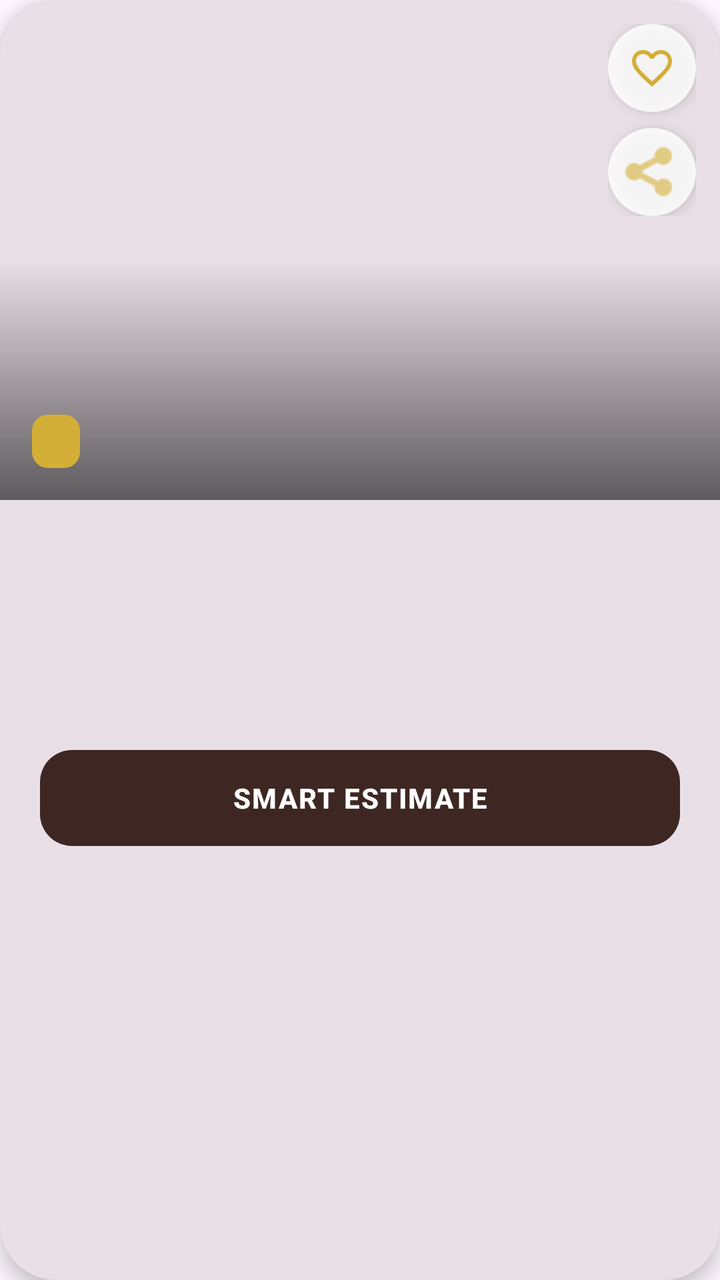
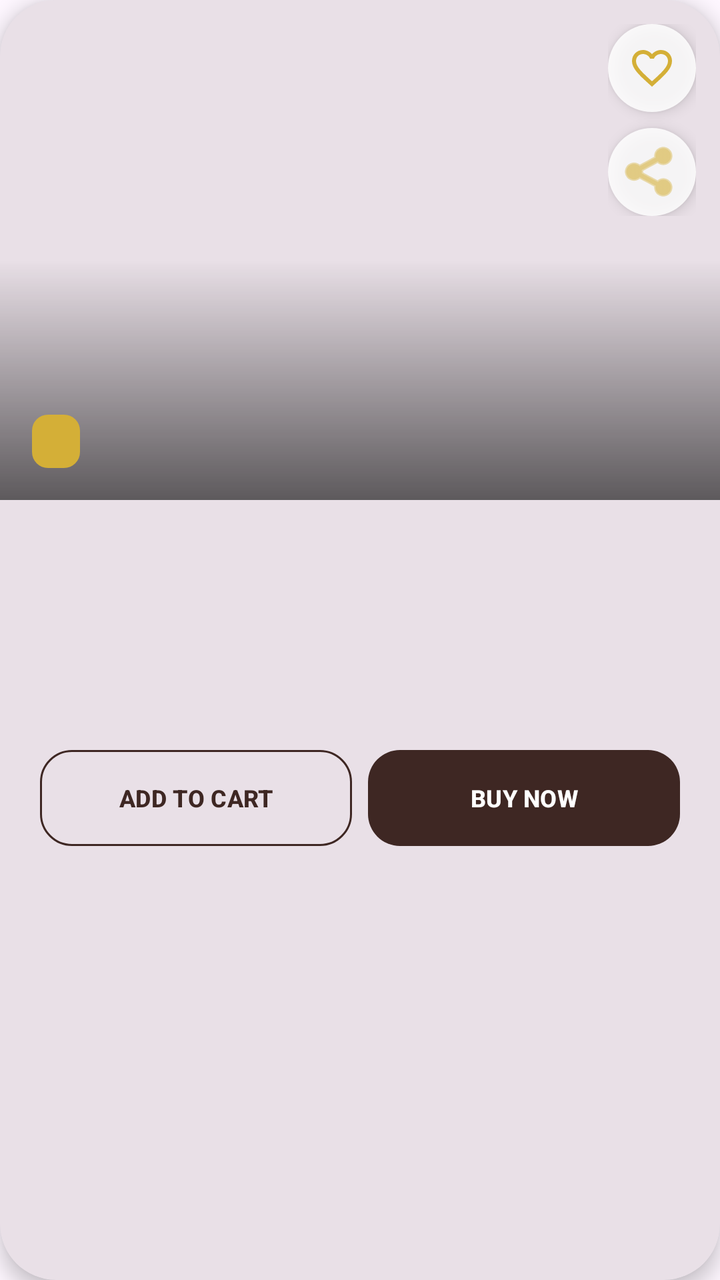

The first picture is an Android layout as it rendered before a commit; the second is the same layout after the commit. The layout source and the unified diff follow.
<!-- AndroidManifest.xml: application theme Theme.KashtaKala -->
<!-- res/layout/item_design.xml -->
<?xml version="1.0" encoding="utf-8"?>
<com.google.android.material.card.MaterialCardView xmlns:android="http://schemas.android.com/apk/res/android"
    xmlns:app="http://schemas.android.com/apk/res-auto"
    android:layout_width="match_parent"
    android:layout_height="wrap_content"
    android:layout_margin="12dp"
    app:cardCornerRadius="28dp"
    app:cardElevation="6dp"
    app:strokeWidth="0dp">

    <LinearLayout
        android:layout_width="match_parent"
        android:layout_height="wrap_content"
        android:orientation="vertical">

        <FrameLayout
            android:layout_width="match_parent"
            android:layout_height="250dp">

            <ImageView
                android:id="@+id/designImage"
                android:layout_width="match_parent"
                android:layout_height="match_parent"
                android:scaleType="centerCrop"
                android:contentDescription="@string/app_name" />

            <View
                android:layout_width="match_parent"
                android:layout_height="120dp"
                android:layout_gravity="bottom"
                android:background="@drawable/bg_gradient_overlay" />

            
            <LinearLayout
                android:layout_width="wrap_content"
                android:layout_height="wrap_content"
                android:layout_gravity="top|start"
                android:layout_margin="16dp"
                android:orientation="vertical">

                <TextView
                    android:id="@+id/newTag"
                    android:layout_width="wrap_content"
                    android:layout_height="wrap_content"
                    android:background="@drawable/bg_tag_primary"
                    android:paddingHorizontal="10dp"
                    android:paddingVertical="4dp"
                    android:text="NEW"
                    android:textColor="@android:color/white"
                    android:textSize="11sp"
                    android:textStyle="bold"
                    android:visibility="gone" />

                <TextView
                    android:id="@+id/trendingTag"
                    android:layout_width="wrap_content"
                    android:layout_height="wrap_content"
                    android:layout_marginTop="4dp"
                    android:background="#E91E63"
                    android:paddingHorizontal="10dp"
                    android:paddingVertical="4dp"
                    android:text="TRENDING"
                    android:textColor="@android:color/white"
                    android:textSize="11sp"
                    android:textStyle="bold"
                    android:visibility="gone" />
            </LinearLayout>

            <LinearLayout
                android:layout_width="wrap_content"
                android:layout_height="wrap_content"
                android:layout_gravity="top|end"
                android:layout_margin="12dp"
                android:orientation="vertical">

                <ImageButton
                    android:id="@+id/favoriteButton"
                    android:layout_width="44dp"
                    android:layout_height="44dp"
                    android:background="@drawable/bg_circle_white"
                    android:elevation="4dp"
                    android:src="@drawable/ic_favorite_border"
                    app:tint="@color/primary_gold" />

                <ImageButton
                    android:id="@+id/shareButton"
                    android:layout_width="44dp"
                    android:layout_height="44dp"
                    android:layout_marginTop="8dp"
                    android:background="@drawable/bg_circle_white"
                    android:elevation="4dp"
                    android:src="@android:drawable/ic_menu_share"
                    app:tint="@color/primary_gold" />
            </LinearLayout>

            <TextView
                android:id="@+id/categoryTag"
                android:layout_width="wrap_content"
                android:layout_height="wrap_content"
                android:layout_gravity="bottom|start"
                android:layout_margin="16dp"
                android:background="@drawable/bg_tag_primary"
                android:paddingHorizontal="12dp"
                android:paddingVertical="6dp"
                android:textColor="@android:color/white"
                android:textSize="11sp"
                android:textStyle="bold" />
        </FrameLayout>

        <LinearLayout
            android:layout_width="match_parent"
            android:layout_height="wrap_content"
            android:orientation="vertical"
            android:padding="20dp">

            <LinearLayout
                android:layout_width="match_parent"
                android:layout_height="wrap_content"
                android:orientation="horizontal">

                <TextView
                    android:id="@+id/designName"
                    android:layout_width="0dp"
                    android:layout_height="wrap_content"
                    android:layout_weight="1"
                    android:textColor="@android:color/black"
                    android:textSize="20sp"
                    android:fontFamily="sans-serif-black"
                    android:textStyle="bold" />

                <TextView
                    android:id="@+id/ratingText"
                    android:layout_width="wrap_content"
                    android:layout_height="wrap_content"
                    android:textColor="#FFB300"
                    android:textSize="14sp"
                    android:textStyle="bold" />
            </LinearLayout>

            <TextView
                android:id="@+id/priceText"
                android:layout_width="match_parent"
                android:layout_height="wrap_content"
                android:layout_marginTop="4dp"
                android:textColor="@color/primary_gold"
                android:textSize="18sp"
                android:fontFamily="sans-serif-medium"
                android:textStyle="bold" />

            <TextView
                android:id="@+id/designInfo"
                android:layout_width="match_parent"
                android:layout_height="wrap_content"
                android:layout_marginTop="8dp"
                android:ellipsize="end"
                android:maxLines="2"
                android:textColor="#757575"
                android:textSize="13sp" />

            <com.google.android.material.button.MaterialButton
                android:id="@+id/estimateButton"
                android:layout_width="match_parent"
                android:layout_height="56dp"
                android:layout_marginTop="20dp"
                android:text="SMART ESTIMATE"
                android:letterSpacing="0.05"
                android:textStyle="bold"
                app:backgroundTint="@color/luxury_brown"
                app:cornerRadius="16dp" />
        </LinearLayout>
    </LinearLayout>
</com.google.android.material.card.MaterialCardView>
<!-- resources referenced by this layout -->
<resources>
  <color name="luxury_brown">#3E2723</color>
  <color name="primary_gold">#D4AF37</color>
  <!-- drawable bg_circle_white (drawable) -->
  <?xml version="1.0" encoding="utf-8"?>
  <shape xmlns:android="http://schemas.android.com/apk/res/android"
      android:shape="oval">
      <solid android:color="#D9FFFFFF" />
  </shape>
  <!-- drawable bg_gradient_overlay (drawable) -->
  <?xml version="1.0" encoding="utf-8"?>
  <shape xmlns:android="http://schemas.android.com/apk/res/android">
      <gradient
          android:angle="270"
          android:endColor="#99000000"
          android:startColor="@android:color/transparent" />
  </shape>
  <!-- drawable bg_tag_primary (drawable) -->
  <?xml version="1.0" encoding="utf-8"?>
  <shape xmlns:android="http://schemas.android.com/apk/res/android">
      <solid android:color="@color/primary_gold" />
      <corners android:radius="8dp" />
  </shape>
  <!-- drawable ic_favorite_border (drawable) -->
  <vector xmlns:android="http://schemas.android.com/apk/res/android"
      android:width="24dp"
      android:height="24dp"
      android:viewportWidth="24"
      android:viewportHeight="24"
      android:tint="#808080">
    <path
        android:fillColor="@android:color/white"
        android:pathData="M16.5,3c-1.74,0 -3.41,0.81 -4.5,2.09C10.91,3.81 9.24,3 7.5,3 4.42,3 2,5.42 2,8.5c0,3.78 3.4,6.86 8.55,11.54L12,21.35l1.45,-1.32C18.6,15.36 22,12.28 22,8.5 22,5.42 19.58,3 16.5,3zM12.1,18.55l-0.1,0.1 -0.1,-0.1C7.14,14.24 4,11.39 4,8.5 4,6.5 5.5,5 7.5,5c1.54,0 3.04,0.99 3.57,2.36h1.87C13.46,5.99 14.96,5 16.5,5c2,0 3.5,1.5 3.5,3.5 0,2.89 -3.14,5.74 -7.9,10.05z"/>
  </vector>
  <string name="app_name">Kashta-Kala</string>
  <style name="Theme.KashtaKala" parent="Theme.Material3.DayNight.NoActionBar">
          
          <item name="colorPrimary">@color/luxury_brown</item>
          <item name="colorOnPrimary">@color/white</item>
          <item name="colorPrimaryContainer">@color/luxury_brown</item>
          <item name="colorOnPrimaryContainer">@color/white</item>
  
          
          <item name="colorSecondary">@color/primary_gold</item>
          <item name="colorOnSecondary">@color/black</item>
  
          
          <item name="android:statusBarColor">@color/primary_dark</item>
      </style>
  <color name="white">#FFFFFFFF</color>
  <color name="black">#FF000000</color>
  <color name="primary_dark">#121212</color>
</resources>

<!-- the commit's change to res/layout/item_design.xml (unified diff, before → after) -->
@@ -157,16 +157,36 @@
                 android:textColor="#757575"
                 android:textSize="13sp" />
 
-            <com.google.android.material.button.MaterialButton
-                android:id="@+id/estimateButton"
+            <LinearLayout
                 android:layout_width="match_parent"
-                android:layout_height="56dp"
+                android:layout_height="wrap_content"
                 android:layout_marginTop="20dp"
-                android:text="SMART ESTIMATE"
-                android:letterSpacing="0.05"
-                android:textStyle="bold"
-                app:backgroundTint="@color/luxury_brown"
-                app:cornerRadius="16dp" />
+                android:orientation="horizontal">
+
+                <com.google.android.material.button.MaterialButton
+                    android:id="@+id/btnAddToCart"
+                    style="@style/Widget.Material3.Button.OutlinedButton"
+                    android:layout_width="0dp"
+                    android:layout_height="56dp"
+                    android:layout_weight="1"
+                    android:layout_marginEnd="8dp"
+                    android:text="ADD TO CART"
+                    android:textSize="12sp"
+                    android:textStyle="bold"
+                    app:cornerRadius="16dp"
+                    app:strokeColor="@color/luxury_brown" />
+
+                <com.google.android.material.button.MaterialButton
+                    android:id="@+id/btnBuyNow"
+                    android:layout_width="0dp"
+                    android:layout_height="56dp"
+                    android:layout_weight="1"
+                    android:text="BUY NOW"
+                    android:textSize="12sp"
+                    android:textStyle="bold"
+                    app:backgroundTint="@color/luxury_brown"
+                    app:cornerRadius="16dp" />
+            </LinearLayout>
         </LinearLayout>
     </LinearLayout>
 </com.google.android.material.card.MaterialCardView>
